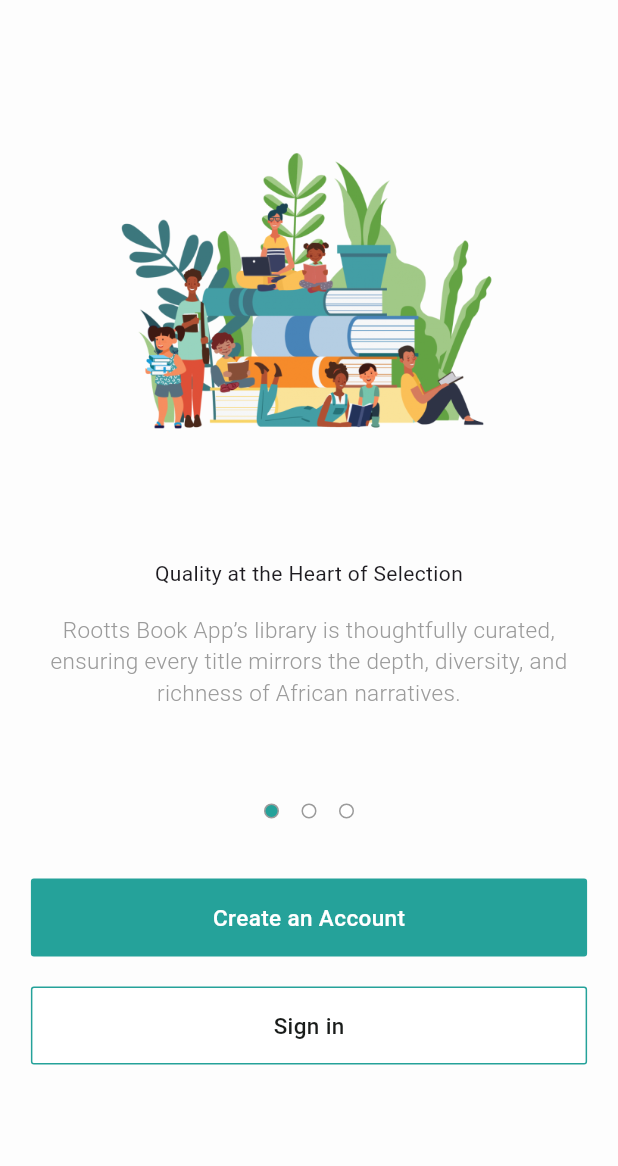
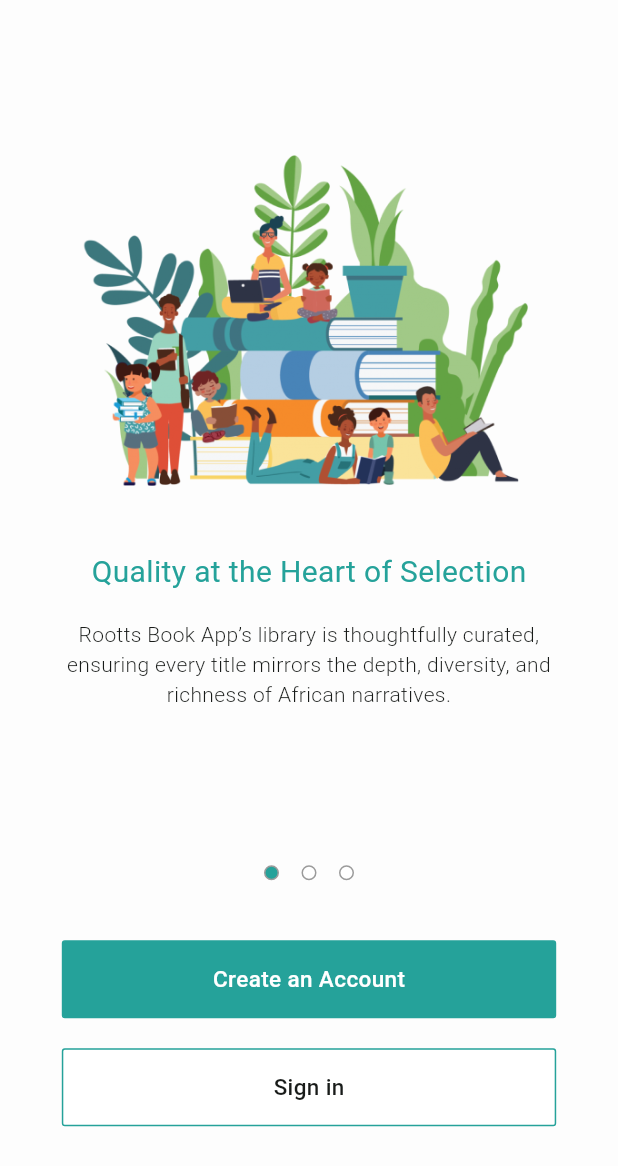
Before and after one commit to CINO1902/AfroReads, a Flutter app: the screen it shows after launch, on a phone screen of 412 x 824 dp. Shown: the top 1166 px of the screen. Run offline on Flutter 3.47's test engine with Material 2 defaults, Android fonts, the phone set to English and light mode, and no system bars; our stand-ins replace flutter_svg, gap.

Commit message:
Navigator folder added

```diff
--- /dev/null
+++ b/lib/core/navigators/route_name.dart
@@ -0,0 +1,4 @@
+class RouteName {
+
+static const String onboardingScreen = '/onboarding';
+}
--- /dev/null
+++ b/lib/core/navigators/router.dart
@@ -0,0 +1,32 @@
+import 'package:afroreads/core/navigators/route_name.dart';
+import 'package:afroreads/features/onboarding/pages/onboarding_screen.dart';
+import 'package:flutter/material.dart';
+
+Route<dynamic> generateRoute (RouteSettings settings){
+  switch (settings.name) {
+    case RouteName.onboardingScreen:
+    return _getPageRoute(
+        routeName: settings.name,
+        viewToShow: const OnboardingScreen(),
+      );
+    default:
+     return MaterialPageRoute<void>(
+        builder: (_) => Scaffold(
+          body: Center(
+            child: Text(
+              'No route defined for ${settings.name}',
+            ),
+          ),
+        ),
+      );
+  }
+}
+
+PageRoute _getPageRoute({String? routeName, Widget? viewToShow}) {
+  return MaterialPageRoute<void>(
+    settings: RouteSettings(
+      name: routeName,
+    ),
+    builder: (_) => viewToShow!,
+  );
+}
--- a/lib/features/onboarding/pages/onboarding_screen.dart
+++ b/lib/features/onboarding/pages/onboarding_screen.dart
@@ -51,7 +51,7 @@
       body: Column(
         children: [
           SizedBox(
-            height: MediaQuery.of(context).size.height * 0.65,
+            height: MediaQuery.of(context).size.height * 0.7,
             child: PageView(
               controller: _pageController,
               onPageChanged: onChangedFunction,
@@ -60,29 +60,20 @@
                   images: AppAssets.onBoardingImage,
                   subTitle:
                       'Rootts Book App’s library is thoughtfully curated, ensuring every title mirrors the depth, diversity, and richness of African narratives. ',
-                  title: Text(
-                    "Quality at the Heart of Selection",
-                    textAlign: TextAlign.center,
-                  ),
+                  title: "Quality at the Heart of Selection",
                 ),
                 OnboardingFirstPage(
                   images: AppAssets.onBoardingImage1,
                   subTitle:
                       'Our parental controls are designed to empower you, making every reading session safe, engaging, and tailored to your childs unique pace. ',
-                  title: Text(
-                    "Parental Controls",
-                    textAlign: TextAlign.center,
-                  ),
+                  title: "Parental Controls",
                 ),
                 OnboardingFirstPage(
                   images: AppAssets.onBoardingImage2,
                   subTitle:
                       'Rootts Book App brings together tales woven with the vibrant threads of culture, heritage, and imagination. Dive into a treasure trove of stories from the African continent.',
-                  title: Text(
-                    "Embark on a Literary Adventure",
-                    textAlign: TextAlign.center,
-                  ),
-                )
+                  title: "Embark on a Literary Adventure",
+                ),
               ],
             ),
           ),
@@ -108,7 +99,7 @@
           const Gap(40),
           Padding(
             padding: EdgeInsets.symmetric(
-                horizontal: MediaQuery.of(context).size.width * 0.05),
+                horizontal: MediaQuery.of(context).size.width * 0.1),
             child: Column(
               children: [
                 BusyButton(
--- a/lib/features/onboarding/widgets/onboarding_first_page.dart
+++ b/lib/features/onboarding/widgets/onboarding_first_page.dart
@@ -15,7 +15,7 @@
     required this.title,
   }) : super(key: key);
   final String images;
-  final Widget title;
+  final String title;
   final String subTitle;
   @override
   Widget build(BuildContext context) {
@@ -24,34 +24,38 @@
         SizedBox(
           height: MediaQuery.of(context).size.height * 0.02,
         ),
-        const Gap(10),
+        const Gap(50),
         SizedBox(
-          height: MediaQuery.of(context).size.height * 0.4,
+          height: MediaQuery.of(context).size.height * 0.35,
           child: Center(
             child: Image.asset(
               images,
-              height: MediaQuery.of(context).size.height * 0.25,
+              height: MediaQuery.of(context).size.height * 0.3,
             ),
           ),
         ),
         SizedBox(
-          height: MediaQuery.of(context).size.height * 0.02,
+          height: MediaQuery.of(context).size.height * 0.015,
         ),
         Padding(
-          padding: const EdgeInsets.symmetric(
-            horizontal: 24,
+          padding: EdgeInsets.symmetric(
+            horizontal: MediaQuery.of(context).size.width * 0.1
           ),
           child: Column(
             children: [
-              title,
+              TextBody(
+                title,
+                color: AfroReadsColors.primaryColor,
+                fontSize: 20,
+                ),
               SizedBox(
                 height: MediaQuery.of(context).size.height * 0.02,
               ),
               TextBody(
                 subTitle,
-                fontSize: 15,
+                fontSize: 14,
                 fontWeight: FontWeight.w300,
-                color: AfroReadsColors.grey,
+                color: AfroReadsColors.textColor,
                 maxLines: 10,
                 textAlign: TextAlign.center,
               ),
--- a/lib/main.dart
+++ b/lib/main.dart
@@ -1,3 +1,5 @@
+import 'package:afroreads/core/navigators/route_name.dart';
+import 'package:afroreads/core/navigators/router.dart';
 import 'package:afroreads/features/onboarding/pages/onboarding_screen.dart';
 import 'package:flutter/material.dart';
 
@@ -8,17 +10,17 @@
 class MyApp extends StatelessWidget {
   const MyApp({super.key});
 
-
   @override
   Widget build(BuildContext context) {
     return MaterialApp(
       title: 'Flutter Demo',
       theme: ThemeData(
-
         colorScheme: ColorScheme.fromSeed(seedColor: Colors.deepPurple),
         useMaterial3: true,
       ),
-      home: const OnboardingScreen(),
+      initialRoute: RouteName.onboardingScreen,
+      onGenerateRoute: generateRoute,
+      // home: const OnboardingScreen(),
     );
   }
 }
--- a/pubspec.yaml
+++ b/pubspec.yaml
@@ -37,6 +37,7 @@
   cupertino_icons: ^1.0.2
   gap: ^3.0.1
   flutter_svg: ^2.0.7
+  provider: ^6.0.5
 
 dev_dependencies:
   flutter_test:
```
Also changed, not shown: pubspec.lock.
